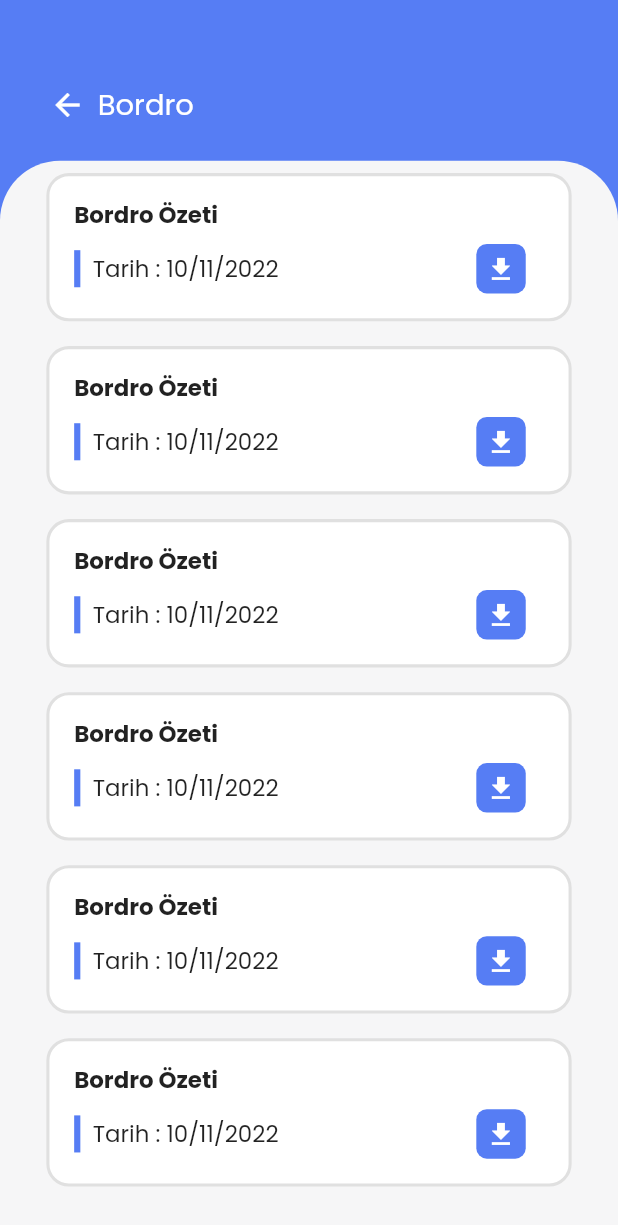
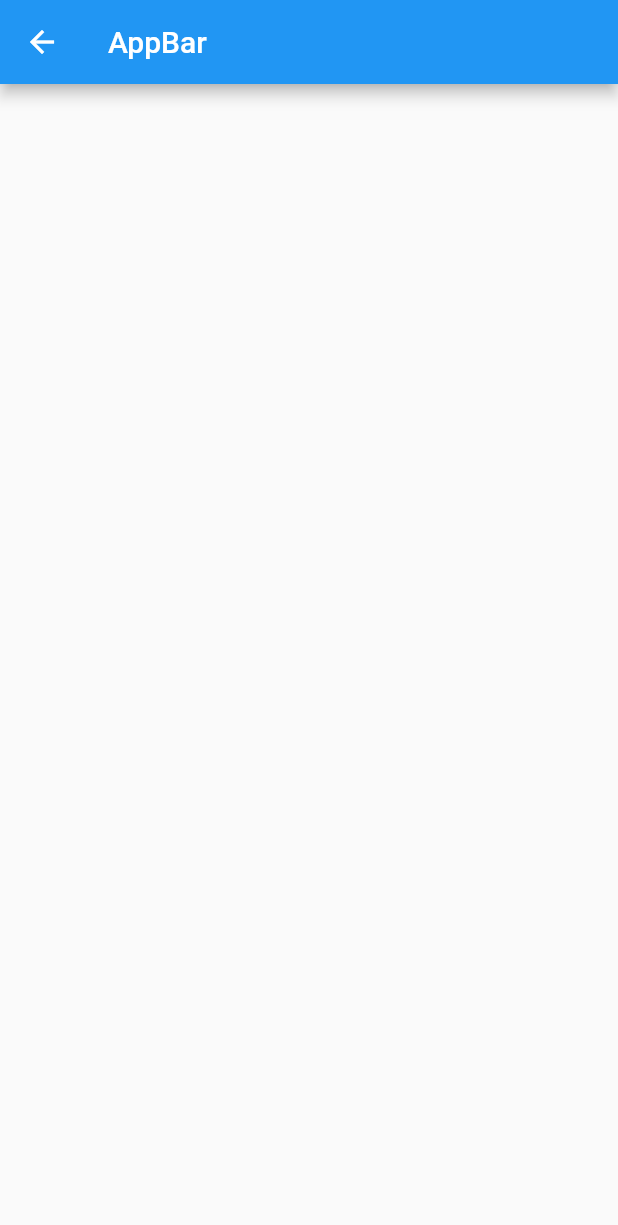
Before and after one commit to betulcelebi/VBT-Sun-App, a Flutter app: the BordroDetailScreen screen opened by its route, after a tap on the "file download" icon, on a phone screen of 412 x 824 dp. Shown: the top 1225 px of the screen. Run offline on Flutter 3.47's test engine with Material 2 defaults, Android fonts, the phone set to English and light mode, and no system bars; our stand-ins replace get, google_fonts, responsive_sizer.

Commit message:
bordro sayfası oluşturuldu

```diff
--- /dev/null
+++ b/lib/modules/bodro/bodro_binding.dart
@@ -0,0 +1,10 @@
+import 'package:get/get.dart';
+
+import 'bodro_controller.dart';
+
+class BodroBinding extends Bindings {
+  @override
+  void dependencies() {
+    Get.put(BordroController());
+  }
+}
--- /dev/null
+++ b/lib/modules/bodro/bodro_controller.dart
@@ -0,0 +1,5 @@
+import 'package:get/get.dart';
+
+class BordroController extends GetxController {
+
+}
--- /dev/null
+++ b/lib/modules/bodro/bodro_screen.dart
@@ -0,0 +1,18 @@
+import 'package:flutter/material.dart';
+import 'package:flutter/src/widgets/container.dart';
+import 'package:flutter/src/widgets/framework.dart';
+import 'package:get/get.dart';
+import 'package:vbt_sun_app_project/modules/bodro/bodro_controller.dart';
+
+class Bodro extends GetView<BordroController> {
+  const Bodro({super.key});
+
+  @override
+  Widget build(BuildContext context) {
+    return Scaffold(
+     appBar: AppBar(
+      title: Text("AppBar")
+     ),
+    );
+  }
+}
--- a/lib/modules/bodro_detail/bordro_detail_screen.dart
+++ b/lib/modules/bodro_detail/bordro_detail_screen.dart
@@ -4,6 +4,7 @@ import 'package:get/get.dart';
 import 'package:responsive_sizer/responsive_sizer.dart';
 import 'package:vbt_sun_app_project/utils/constant.dart';
 
+import '../../routes/app_pages.dart';
 import 'bordro_detail_controller.dart';
 
 class BordroDetailScreen extends GetView<BordroDetailController> {
@@ -106,7 +107,9 @@ class BordroDetailScreen extends GetView<BordroDetailController> {
                                           width: 32.w,
                                         ),
                                         GestureDetector(
-                                          onTap: () {},
+                                          onTap: () {
+                                            Get.toNamed(Routes.BODRO);
+                                          },
                                           child: Container(
                                             decoration: BordroDetailConstant().downloadContainer,
                                             // BoxDecoration(
--- a/lib/routes/app_pages.dart
+++ b/lib/routes/app_pages.dart
@@ -1,6 +1,8 @@
 import 'package:get/get.dart';
 import 'package:vbt_sun_app_project/modules/bodro_detail/bordro_detail_binding.dart';
 
+import '../modules/bodro/bodro_binding.dart';
+import '../modules/bodro/bodro_screen.dart';
 import '../modules/bodro_detail/bordro_detail_screen.dart';
 import '../modules/login/login_binding.dart';
 import '../modules/login/login_screen.dart';
@@ -19,6 +21,11 @@ class AppPages {
     GetPage(
         name: Routes.BORDRODETAIL,
         page: () => BordroDetailScreen(),
-        binding: BordroDetailBinding())
+        binding: BordroDetailBinding()),
+
+        GetPage(
+        name: Routes.BODRO,
+        page: () => Bodro(),
+        binding: BodroBinding()),
   ];
 }
--- a/lib/routes/app_routes.dart
+++ b/lib/routes/app_routes.dart
@@ -3,4 +3,5 @@ part of 'app_pages.dart';
 abstract class Routes {
   static const LOGIN = '/login';
     static const BORDRODETAIL = '/bordro_detail';
+    static const BODRO = '/bodro';
 }
```
